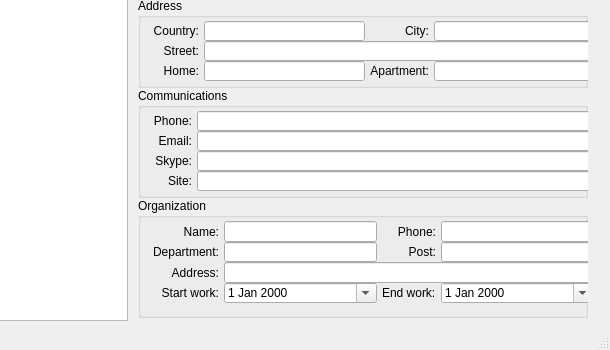
Above: trunk/ContactList/contactListView.ui from konradlst/Organizer before the change; both pictures show x 143 to 753 and y 186 to 536 of the 753 by 536 pixel window. Below: the same form after it.
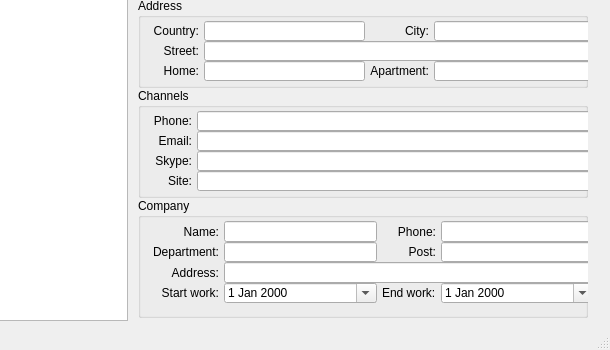
That is the form after the change. Icons and pictures are not drawn.

Commit message: #31 rename widget in UI

```diff
--- a/trunk/ContactList/contactListView.ui
+++ b/trunk/ContactList/contactListView.ui
@@ -324,7 +324,7 @@
           </size>
          </property>
          <property name="title">
-          <string>Communications</string>
+          <string>Channels</string>
          </property>
          <property name="checkable">
           <bool>false</bool>
@@ -479,7 +479,7 @@
           </size>
          </property>
          <property name="title">
-          <string>Organization</string>
+          <string>Company</string>
          </property>
          <property name="checkable">
           <bool>false</bool>
```
Left out of the diff: 26 changed lines with no effect on the pictures. The commit also changes 2 other files.
